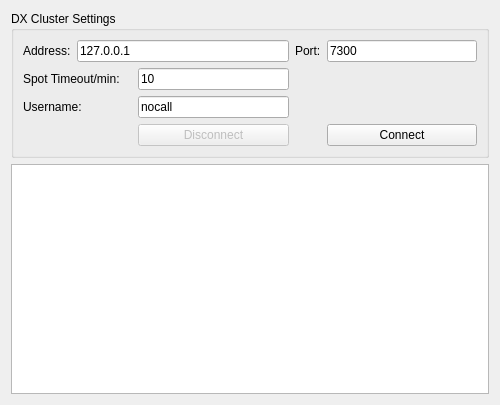
First picture: the form in src/qtgui/dxc_options.ui, repository gqrx-sdr/gqrx, before the edit.
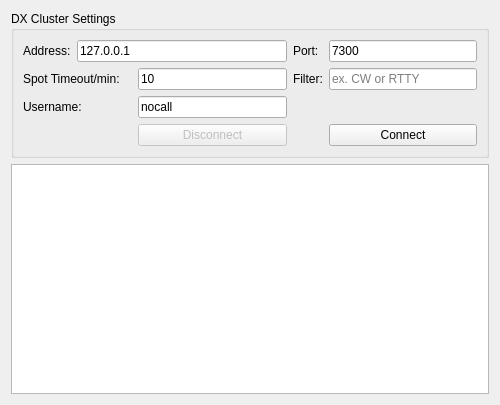
Second picture: the form after the edit.

What changed in the file:
```diff
--- a/src/qtgui/dxc_options.ui
+++ b/src/qtgui/dxc_options.ui
@@ -117,6 +117,20 @@
         </property>
        </widget>
       </item>
+      <item row="1" column="5">
+       <widget class="QLabel" name="label_DXCFilter">
+        <property name="text">
+         <string>Filter:</string>
+        </property>
+       </widget>
+      </item>
+      <item row="1" column="6">
+       <widget class="QLineEdit" name="lineEdit_DXCFilter">
+        <property name="placeholderText">
+         <string>ex. CW or RTTY</string>
+        </property>
+       </widget>
+      </item>
      </layout>
     </widget>
    </item>
```
Left out of the diff: 6 changed lines with no effect on the pictures.
